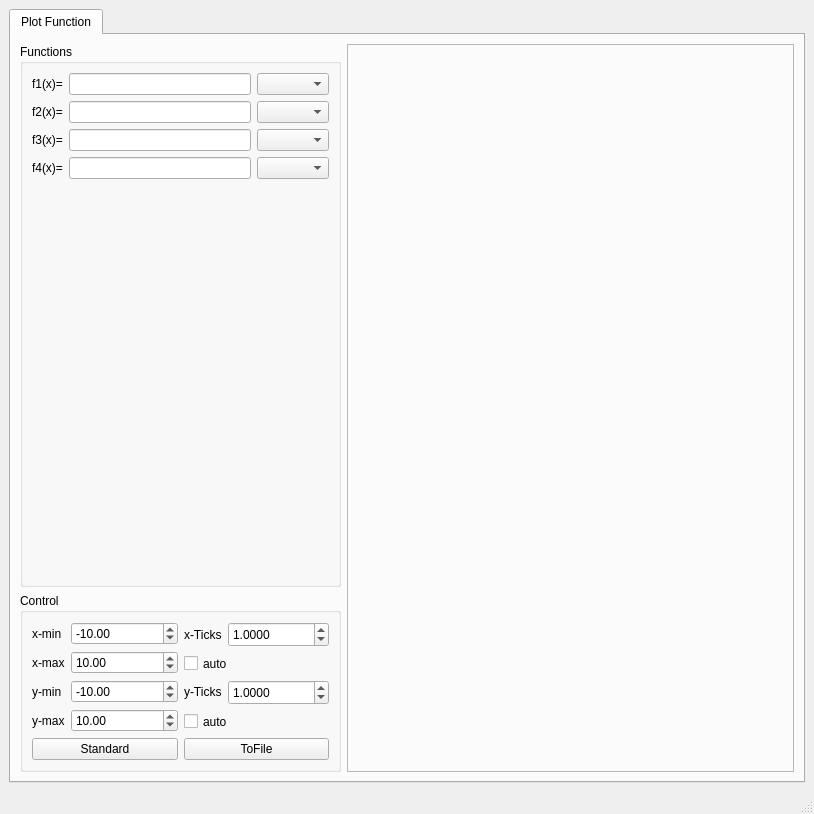
First picture: the form in src/mathtools.ui, repository trent2/MathTools, before the edit.
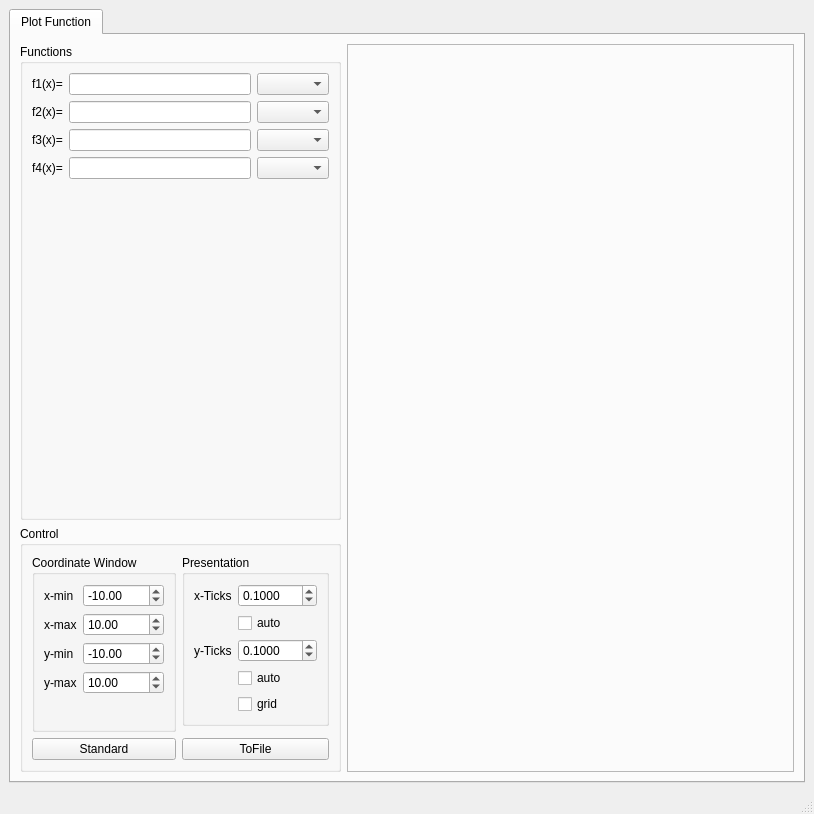
Second picture: the form after the edit. Custom widgets are drawn as their Qt base class.

Commit message: - added grid to plot view

The edit to the form file:
```diff
--- a/src/mathtools.ui
+++ b/src/mathtools.ui
@@ -194,18 +194,6 @@
         </item>
         <item row="1" column="0">
          <widget class="QGroupBox" name="controlGBox">
-          <property name="sizePolicy">
-           <sizepolicy hsizetype="Fixed" vsizetype="Preferred">
-            <horstretch>0</horstretch>
-            <verstretch>0</verstretch>
-           </sizepolicy>
-          </property>
-          <property name="minimumSize">
-           <size>
-            <width>321</width>
-            <height>171</height>
-           </size>
-          </property>
           <property name="maximumSize">
            <size>
             <width>321</width>
@@ -216,11 +204,26 @@
            <string>Control</string>
           </property>
           <layout class="QGridLayout" name="gridLayout_3">
-           <item row="0" column="0">
-            <layout class="QFormLayout" name="formLayout_3">
-             <property name="fieldGrowthPolicy">
-              <enum>QFormLayout::AllNonFixedFieldsGrow</enum>
+           <item row="2" column="0">
+            <widget class="QPushButton" name="standardPushButton">
+             <property name="text">
+              <string>Standard</string>
              </property>
+            </widget>
+           </item>
+           <item row="2" column="1">
+            <widget class="QPushButton" name="toFilePushButton">
+             <property name="text">
+              <string>ToFile</string>
+             </property>
+            </widget>
+           </item>
+           <item row="0" column="0" rowspan="2">
+            <widget class="QGroupBox" name="csGroupBox">
+             <property name="title">
+              <string>Coordinate Window</string>
+             </property>
+             <layout class="QFormLayout" name="formLayout">
              <item row="0" column="0">
               <widget class="QLabel" name="xminLabel">
                <property name="text">
@@ -237,10 +240,10 @@
                 </sizepolicy>
                </property>
                <property name="minimum">
-                <double>-100.000000000000000</double>
+                 <double>-99999.000000000000000</double>
                </property>
                <property name="maximum">
-                <double>100.000000000000000</double>
+                 <double>99999.000000000000000</double>
                </property>
                <property name="value">
                 <double>-10.000000000000000</double>
@@ -263,10 +266,10 @@
                 </sizepolicy>
                </property>
                <property name="minimum">
-                <double>-100.000000000000000</double>
+                 <double>-99999.000000000000000</double>
                </property>
                <property name="maximum">
-                <double>100.000000000000000</double>
+                 <double>99999.000000000000000</double>
                </property>
                <property name="value">
                 <double>10.000000000000000</double>
@@ -289,10 +292,10 @@
                 </sizepolicy>
                </property>
                <property name="minimum">
-                <double>-100.000000000000000</double>
+                 <double>-99999.000000000000000</double>
                </property>
                <property name="maximum">
-                <double>100.000000000000000</double>
+                 <double>99999.000000000000000</double>
                </property>
                <property name="value">
                 <double>-10.000000000000000</double>
@@ -315,10 +318,10 @@
                 </sizepolicy>
                </property>
                <property name="minimum">
-                <double>-100.000000000000000</double>
+                 <double>-99999.000000000000000</double>
                </property>
                <property name="maximum">
-                <double>100.000000000000000</double>
+                 <double>99999.000000000000000</double>
                </property>
                <property name="value">
                 <double>10.000000000000000</double>
@@ -326,9 +329,17 @@
               </widget>
              </item>
             </layout>
+            </widget>
            </item>
            <item row="0" column="1">
+            <widget class="QGroupBox" name="presentationGroupBox">
+             <property name="title">
+              <string>Presentation</string>
+             </property>
             <layout class="QFormLayout" name="formLayout_2">
+              <property name="fieldGrowthPolicy">
+               <enum>QFormLayout::AllNonFixedFieldsGrow</enum>
+              </property>
              <item row="0" column="0">
               <widget class="QLabel" name="xticksLabel">
                <property name="minimumSize">
@@ -344,34 +355,22 @@
              </item>
              <item row="0" column="1">
               <widget class="QDoubleSpinBox" name="xticksDSpinBox">
-               <property name="minimumSize">
-                <size>
-                 <width>0</width>
-                 <height>25</height>
-                </size>
-               </property>
                <property name="decimals">
                 <number>4</number>
                </property>
                <property name="minimum">
-                <double>-99999.000000000000000</double>
+                 <double>0.000000000000000</double>
                </property>
                <property name="maximum">
-                <double>99999.000000000000000</double>
+                 <double>1000.000000000000000</double>
                </property>
                <property name="value">
-                <double>1.000000000000000</double>
+                 <double>0.100000000000000</double>
                </property>
               </widget>
              </item>
-             <item row="1" column="0" colspan="2">
+              <item row="1" column="1">
               <widget class="QCheckBox" name="xAutoCheckBox">
-               <property name="minimumSize">
-                <size>
-                 <width>0</width>
-                 <height>21</height>
-                </size>
-               </property>
                <property name="text">
                 <string>auto</string>
                </property>
@@ -386,53 +385,35 @@
              </item>
              <item row="2" column="1">
               <widget class="QDoubleSpinBox" name="yticksDSpinBox">
-               <property name="minimumSize">
-                <size>
-                 <width>0</width>
-                 <height>25</height>
-                </size>
-               </property>
                <property name="decimals">
                 <number>4</number>
                </property>
                <property name="minimum">
-                <double>-99999.000000000000000</double>
+                 <double>0.000000000000000</double>
                </property>
                <property name="maximum">
-                <double>99999.000000000000000</double>
+                 <double>1000.000000000000000</double>
                </property>
                <property name="value">
-                <double>1.000000000000000</double>
+                 <double>0.100000000000000</double>
                </property>
               </widget>
              </item>
-             <item row="3" column="0" colspan="2">
+              <item row="3" column="1">
               <widget class="QCheckBox" name="yAutoCheckBox">
-               <property name="minimumSize">
-                <size>
-                 <width>0</width>
-                 <height>21</height>
-                </size>
-               </property>
                <property name="text">
                 <string>auto</string>
                </property>
               </widget>
              </item>
-            </layout>
-           </item>
-           <item row="1" column="0">
-            <widget class="QPushButton" name="standardPushButton">
-             <property name="text">
-              <string>Standard</string>
-             </property>
-            </widget>
-           </item>
-           <item row="1" column="1">
-            <widget class="QPushButton" name="toFilePushButton">
-             <property name="text">
-              <string>ToFile</string>
-             </property>
+              <item row="4" column="1">
+               <widget class="QCheckBox" name="gridCheckBox">
+                <property name="text">
+                 <string>grid</string>
+                </property>
+               </widget>
+              </item>
+             </layout>
             </widget>
            </item>
           </layout>
```
Left out of the diff: 60 changed lines with no effect on the pictures. Lines whose indentation alone changed are shown as unchanged. The commit also changes 2 other files.
